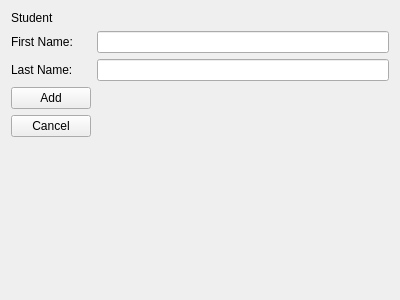
First picture: the form in GUI/newstudent.ui, repository Laucksy/CS-205-Project, before the edit.
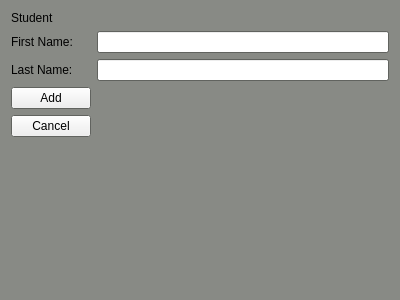
Second picture: the form after the edit.

Commit message: Fixed GUI colors and deleting feedback

Patch:
```diff
--- a/GUI/newstudent.ui
+++ b/GUI/newstudent.ui
@@ -10,6 +10,70 @@
     <height>300</height>
    </rect>
   </property>
+  <property name="palette">
+   <palette>
+    <active>
+     <colorrole role="Base">
+      <brush brushstyle="SolidPattern">
+       <color alpha="255">
+        <red>255</red>
+        <green>255</green>
+        <blue>255</blue>
+       </color>
+      </brush>
+     </colorrole>
+     <colorrole role="Window">
+      <brush brushstyle="SolidPattern">
+       <color alpha="255">
+        <red>136</red>
+        <green>138</green>
+        <blue>133</blue>
+       </color>
+      </brush>
+     </colorrole>
+    </active>
+    <inactive>
+     <colorrole role="Base">
+      <brush brushstyle="SolidPattern">
+       <color alpha="255">
+        <red>255</red>
+        <green>255</green>
+        <blue>255</blue>
+       </color>
+      </brush>
+     </colorrole>
+     <colorrole role="Window">
+      <brush brushstyle="SolidPattern">
+       <color alpha="255">
+        <red>136</red>
+        <green>138</green>
+        <blue>133</blue>
+       </color>
+      </brush>
+     </colorrole>
+    </inactive>
+    <disabled>
+     <colorrole role="Base">
+      <brush brushstyle="SolidPattern">
+       <color alpha="255">
+        <red>136</red>
+        <green>138</green>
+        <blue>133</blue>
+       </color>
+      </brush>
+     </colorrole>
+     <colorrole role="Window">
+      <brush brushstyle="SolidPattern">
+       <color alpha="255">
+        <red>136</red>
+        <green>138</green>
+        <blue>133</blue>
+       </color>
+      </brush>
+     </colorrole>
+    </disabled>
+   </palette>
+  </property>
   <property name="windowTitle">
    <string>Form</string>
   </property>
```
The commit also changes 22 other files.
